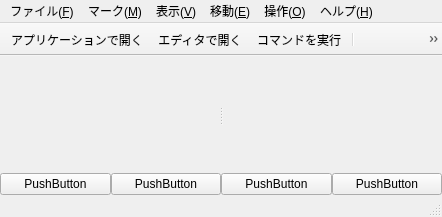
Before: the Qt Designer form mainwindow.ui in miyabi-satoh/Gefu, drawn with Qt 5.
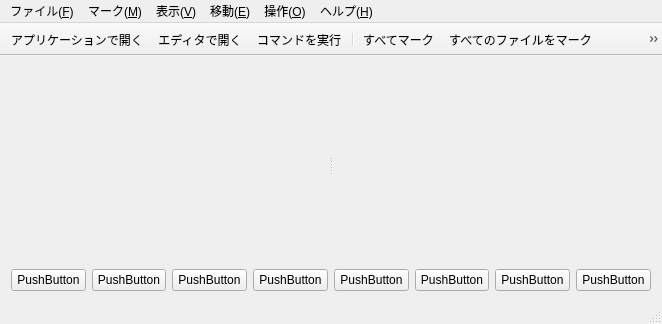
After: the same form once the commit is applied. Icons and pictures are not drawn. Custom widgets are drawn as their Qt base class.

Patch:
```diff
--- a/mainwindow.ui
+++ b/mainwindow.ui
@@ -6,8 +6,8 @@
    <rect>
     <x>0</x>
     <y>0</y>
-    <width>442</width>
-    <height>217</height>
+    <width>662</width>
+    <height>324</height>
    </rect>
   </property>
   <property name="windowTitle">
@@ -19,21 +19,6 @@
   </property>
   <widget class="QWidget" name="centralWidget">
    <layout class="QVBoxLayout" name="verticalLayout">
-    <property name="spacing">
-     <number>0</number>
-    </property>
-    <property name="leftMargin">
-     <number>0</number>
-    </property>
-    <property name="topMargin">
-     <number>0</number>
-    </property>
-    <property name="rightMargin">
-     <number>0</number>
-    </property>
-    <property name="bottomMargin">
-     <number>0</number>
-    </property>
     <item>
      <widget class="QSplitter" name="splitter">
       <property name="orientation">
@@ -59,14 +44,14 @@
     </item>
     <item>
      <layout class="QHBoxLayout" name="horizontalLayout">
-      <property name="spacing">
-       <number>0</number>
-      </property>
-      <property name="sizeConstraint">
-       <enum>QLayout::SetMinimumSize</enum>
-      </property>
       <item>
        <widget class="QPushButton" name="pushButton_4">
+        <property name="minimumSize">
+         <size>
+          <width>1</width>
+          <height>0</height>
+         </size>
+        </property>
         <property name="focusPolicy">
          <enum>Qt::NoFocus</enum>
         </property>
@@ -75,8 +60,40 @@
         </property>
        </widget>
       </item>
+      <item>
+       <widget class="QPushButton" name="pushButton_8">
+        <property name="minimumSize">
+         <size>
+          <width>1</width>
+          <height>0</height>
+         </size>
+        </property>
+        <property name="text">
+         <string>PushButton</string>
+        </property>
+       </widget>
+      </item>
+      <item>
+       <widget class="QPushButton" name="pushButton_7">
+        <property name="minimumSize">
+         <size>
+          <width>1</width>
+          <height>0</height>
+         </size>
+        </property>
+        <property name="text">
+         <string>PushButton</string>
+        </property>
+       </widget>
+      </item>
       <item>
        <widget class="QPushButton" name="pushButton_3">
+        <property name="minimumSize">
+         <size>
+          <width>1</width>
+          <height>0</height>
+         </size>
+        </property>
         <property name="focusPolicy">
          <enum>Qt::NoFocus</enum>
         </property>
@@ -85,6 +102,32 @@
         </property>
        </widget>
       </item>
+      <item>
+       <widget class="QPushButton" name="pushButton_6">
+        <property name="minimumSize">
+         <size>
+          <width>1</width>
+          <height>0</height>
+         </size>
+        </property>
+        <property name="text">
+         <string>PushButton</string>
+        </property>
+       </widget>
+      </item>
+      <item>
+       <widget class="QPushButton" name="pushButton_5">
+        <property name="minimumSize">
+         <size>
+          <width>1</width>
+          <height>0</height>
+         </size>
+        </property>
+        <property name="text">
+         <string>PushButton</string>
+        </property>
+       </widget>
+      </item>
       <item>
        <widget class="QPushButton" name="pushButton_2">
         <property name="minimumSize">
@@ -166,7 +209,7 @@
     <rect>
      <x>0</x>
      <y>0</y>
-     <width>442</width>
+     <width>662</width>
      <height>24</height>
     </rect>
    </property>
```
